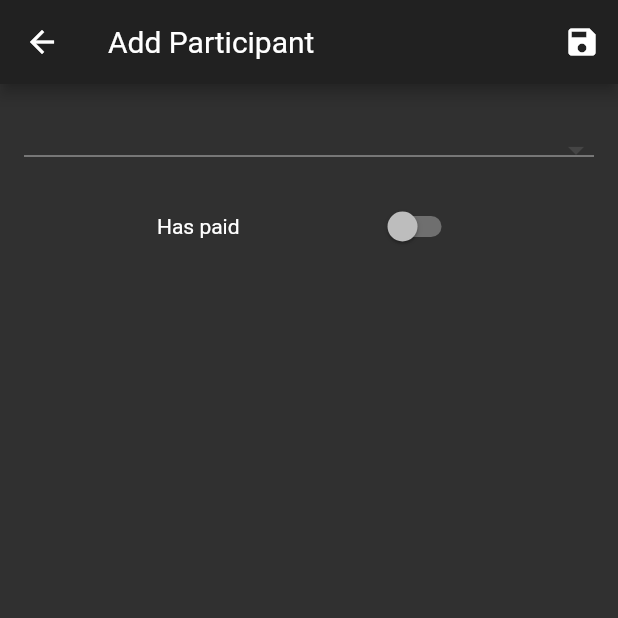
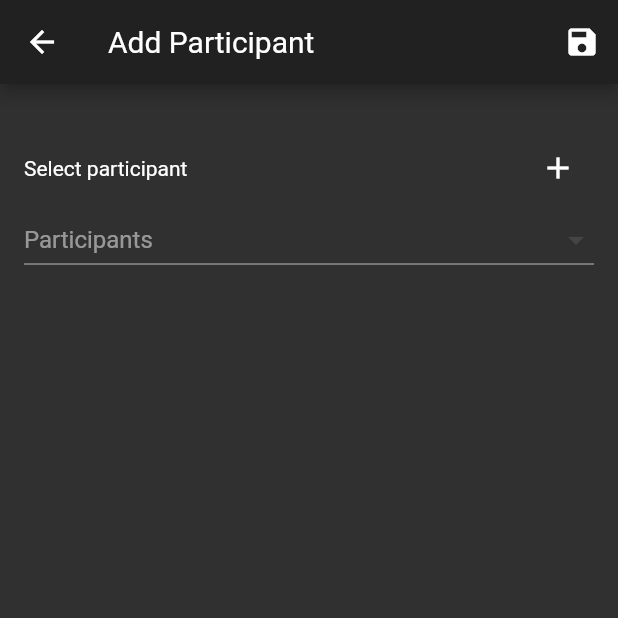
Before and after one commit to andreacrispo/better-together-app, a Flutter app: the ServiceParticipantForm screen opened by its route, on a phone screen of 412 x 824 dp, the top half of it. Run offline on Flutter 3.47's test engine with Material 2 defaults, Android fonts, the phone set to English and light mode, and no system bars; our stand-ins replace cloud_firestore, month_picker_dialog, shared_preferences, sqflite; missing offline and left inert: flutter_material_color_picker, swipedetector; accounts and stored records are empty.

Commit message:
Added Participant Detail Page and edit participant form

```diff
--- a/lib/ParticipantForm.dart
+++ b/lib/ParticipantForm.dart
@@ -12,40 +12,50 @@ class ParticipantForm extends StatefulWidget {
 }
 
 class _ParticipantFormState extends State<ParticipantForm> {
-  final ParticipantDocument _item = ParticipantDocument();
+  ParticipantDocument _participant = ParticipantDocument();
   final _formKey = GlobalKey<FormState>();
 
   @override
   Widget build(BuildContext context) {
 
+    String appBarTitle = "Add Participant";
+    final ParticipantDocument passArgs = ModalRoute.of(context).settings.arguments;
+    if(passArgs != null) {
+      _participant = passArgs;
+      appBarTitle = "Edit Participant";
+    }
+
     final nameField = TextFormField(
+      initialValue: _participant.name ?? "",
       decoration: getInputDecoration('Name'),
       validator: (value) {
         if (value.isEmpty) return "Mandatory field";
         return null;
       },
-      onSaved: (value) => _item.name = value,
+      onSaved: (value) => _participant.name = value,
     );
 
     final emailField = TextFormField(
+      initialValue: _participant.email ?? "",
       decoration: getInputDecoration('Email'),
-      onSaved: (value) => _item.email = value
+      onSaved: (value) => _participant.email = value
     );
 
     final creditField = TextFormField(
+      initialValue: _participant.credit != null ? _participant.credit.toString() : "",
       decoration: getInputDecoration('Credit'),
       validator: (value) {
         if (value.isEmpty) return "Mandatory field";
         if(!isNumeric(value)) return "Only numeric value";
         return null;
       },
-      onSaved: (value) => _item.credit = int.parse(value),
+      onSaved: (value) => _participant.credit = double.parse(value),
     );
 
     return SafeArea(
       child: Scaffold(
         appBar: AppBar(
-          title: Text("Add Participant"),
+          title: Text(appBarTitle),
 
           leading: IconButton(
             icon: Icon(Icons.arrow_back),
@@ -58,7 +68,7 @@ class _ParticipantFormState extends State<ParticipantForm> {
               onPressed: () {
                 if(_formKey.currentState.validate()) {
                   _formKey.currentState.save();
-                  Navigator.pop(context, _item);
+                  Navigator.pop(context, _participant);
                 }
               },
             )
--- a/lib/ServiceParticipantForm.dart
+++ b/lib/ServiceParticipantForm.dart
@@ -1,4 +1,5 @@
 
+import 'package:better_together_app/ParticipantForm.dart';
 import 'package:better_together_app/utils.dart';
 import 'package:cloud_firestore/cloud_firestore.dart';
 import 'package:flutter/material.dart';
@@ -18,11 +19,10 @@ class _ServiceParticipantFormState extends State<ServiceParticipantForm> {
   ParticipantDocument _participant = ParticipantDocument();
   final _formKey = GlobalKey<FormState>();
   bool _useCredit = false;
- // ParticipantDocument _selectedParticipant = null;
   String _participantId;
 
 
-  getInputDecoration(labelText){
+  getInputDecoration(labelText) {
     return InputDecoration(
       labelText: labelText,
       fillColor: Colors.white,
@@ -49,6 +49,20 @@ class _ServiceParticipantFormState extends State<ServiceParticipantForm> {
     }
 
 
+    Widget selectOrAddField() {
+      return  Row(
+        mainAxisAlignment: MainAxisAlignment.spaceBetween,
+        children: <Widget>[
+              Text("Select participant"),
+             // Icon(Icons.add)
+              IconButton(
+                icon: Icon(Icons.add),
+                onPressed: () => _addParticipant(),
+              )
+            ],
+      );
+    }
+
     Widget participantSelector() {
       return StreamBuilder<QuerySnapshot>(
           stream: Firestore.instance.collection('participants').snapshots(),
@@ -57,9 +71,9 @@ class _ServiceParticipantFormState extends State<ServiceParticipantForm> {
               return LinearProgressIndicator();
             }
 
-
             return Center(
               child: DropdownButton(
+                hint: Text( "Participants"),
                 isExpanded: true,
                 value:  _participantId != null ? snapshot.data.documents.firstWhere((doc) => doc.documentID == _participantId) : null,
                 onChanged: (DocumentSnapshot newValue) {
@@ -170,9 +184,9 @@ class _ServiceParticipantFormState extends State<ServiceParticipantForm> {
               shrinkWrap: true,
               padding: EdgeInsets.only(left: 16.0, right: 16.0),
               children: <Widget>[
-                //nameField,
+                selectOrAddField(),
                 participantSelector(),
-                hasPaidField,
+                (_participant != null && _participant.name != null ) ?  hasPaidField : Container(),
                 (_participant.hasPaid != null && _participant.hasPaid) ? askToUseCreditField : Container(),
                 (_participant.hasPaid != null && _participant.hasPaid) ? pricePaidField : Container()
               ],
@@ -182,4 +196,21 @@ class _ServiceParticipantFormState extends State<ServiceParticipantForm> {
       ),
     );
   }
+
+
+  _addParticipant() async {
+    ParticipantDocument newParticipant = await Navigator.pushNamed(
+        context,
+        ParticipantForm.routeName,
+    );
+
+    if (newParticipant != null) {
+      DocumentReference doc = await Firestore.instance.collection('participants').add(newParticipant.toMap());
+      setState(() {
+        _participant = newParticipant;
+        _participantId = doc.documentID;
+      });
+    }
+  }
+
 }
--- a/lib/main.dart
+++ b/lib/main.dart
@@ -1,4 +1,5 @@
 
+import 'package:better_together_app/ParticipantDetail.dart';
 import 'package:better_together_app/ServiceParticipantForm.dart';
 import 'package:better_together_app/participantList.dart';
 import 'package:better_together_app/serviceDetail.dart';
@@ -66,6 +67,8 @@ abstract class Router {
             builder: (context) => ServiceParticipantForm(), settings: settings);
       case ParticipantListWidget.routeName:
         return MaterialPageRoute(builder: (context) => ParticipantListWidget(), settings: settings);
+      case ParticipantDetailWidget.routeName:
+        return MaterialPageRoute(builder: (context) => ParticipantDetailWidget(), settings: settings);
       case ParticipantForm.routeName:
         return MaterialPageRoute<ParticipantDocument>(
             builder: (context) => ParticipantForm(), settings: settings);
--- a/lib/service/ServiceParticipantFirebase.dart
+++ b/lib/service/ServiceParticipantFirebase.dart
@@ -41,7 +41,7 @@ class ServiceParticipantFirebase {
 
   addParticipantIntoService(String serviceId, ParticipantDocument participant) {
     String participantId = participant.participantId;
-    print(participantId);
+
     Firestore.instance.collection('participants').document(participantId).setData({
       'credit': participant.credit
     }, merge: true);
```
Also changed, not shown: lib/ParticipantDetail.dart (added, +132 -0 lines), lib/participantList.dart (+12 -10 lines), lib/serviceDetail.dart (+6 -13 lines).
